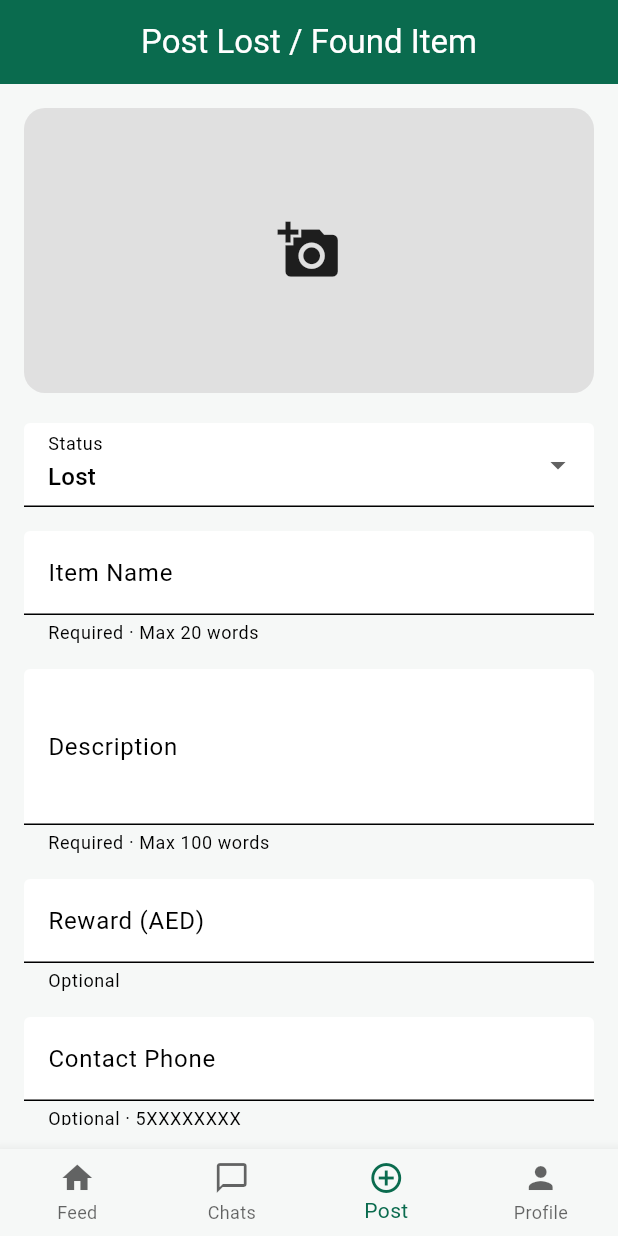
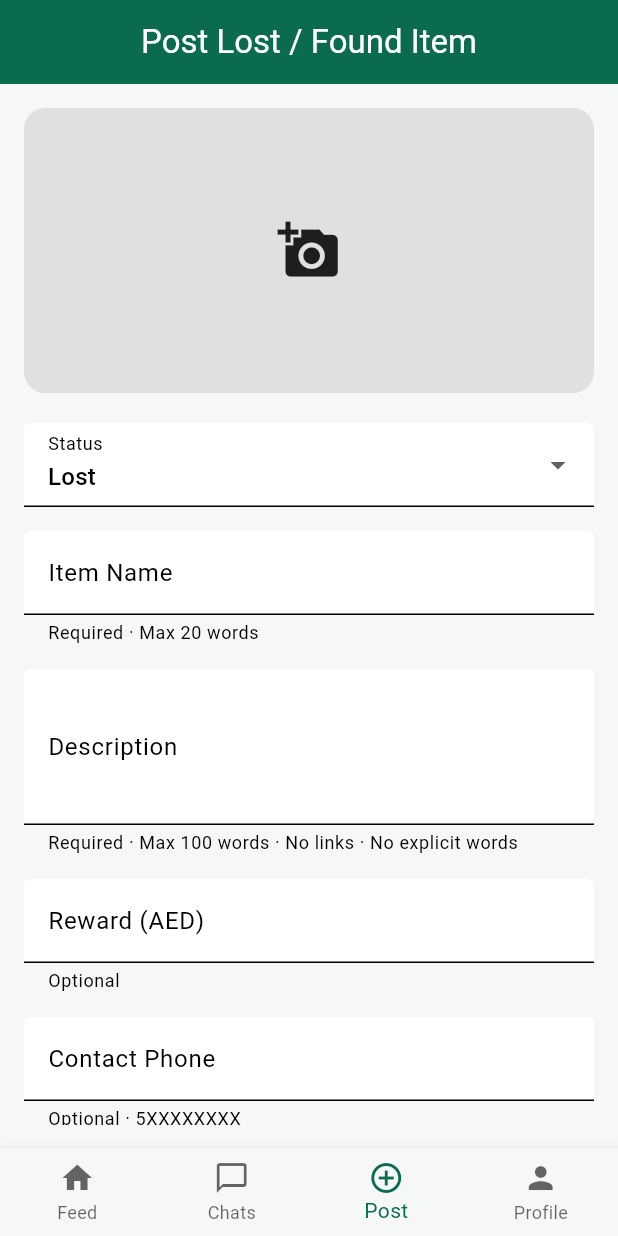
Before and after one commit to gxeso/LostUae, a Flutter app: the HomeScreen screen opened directly with empty values, item 3 of the bottom bar chosen, on a phone screen of 412 x 824 dp. Run offline on Flutter 3.47's test engine with Material 3 defaults, Android fonts, the phone set to English and light mode, and no system bars; our stand-ins replace cloud_firestore, firebase_auth, firebase_core, firebase_storage, geocoding, google_maps_flutter and 2 more; missing offline and left inert: profanity_filter; accounts and stored records are empty.

Commit message:
added the filter for curse words

```diff
--- a/lib/screens/post_item_screen.dart
+++ b/lib/screens/post_item_screen.dart
@@ -8,6 +8,8 @@ import 'package:image_picker/image_picker.dart';
 import 'package:firebase_auth/firebase_auth.dart';
 import 'package:cloud_firestore/cloud_firestore.dart';
 import 'package:firebase_storage/firebase_storage.dart';
+import 'package:profanity_filter/profanity_filter.dart';
+
 import 'map_picker_screen.dart';
 
 class PostItemScreen extends StatefulWidget {
@@ -32,6 +34,9 @@ class _PostItemScreenState extends State<PostItemScreen> {
   final phoneController = TextEditingController();
   final rewardController = TextEditingController();
 
+  // ✅ profanity library
+  final ProfanityFilter _profanityFilter = ProfanityFilter();
+
   File? selectedImage;
 
   double? latitude;
@@ -45,6 +50,9 @@ class _PostItemScreenState extends State<PostItemScreen> {
   // 🔐 VERIFICATION
   String verificationStatus = 'none';
   bool verificationLoaded = false;
+
+  // 🚫 VALIDATION (Description)
+  String? _descriptionError;
 
   final List<String> emirates = const [
     'Dubai',
@@ -60,6 +68,67 @@ class _PostItemScreenState extends State<PostItemScreen> {
 
   int _countWords(String text) =>
       text.trim().isEmpty ? 0 : text.trim().split(RegExp(r'\s+')).length;
+
+  // ✅ Link detection (safe)
+  bool _containsLink(String text) {
+    final lower = text.toLowerCase();
+
+    if (lower.contains('http://') ||
+        lower.contains('https://') ||
+        lower.contains('www.')) {
+      return true;
+    }
+
+    final domainRegex = RegExp(r'\b[a-z0-9-]+\.[a-z]{2,}\b');
+    return domainRegex.hasMatch(lower);
+  }
+
+  // ✅ Custom drug words (since this package version doesn't support addWords)
+  static const List<String> _drugWords = [
+    'coke',
+    'cocaine',
+    'heroin',
+    'weed',
+    'marijuana',
+    'hash',
+    'meth',
+    'mdma',
+    'ecstasy',
+    'lsd',
+  ];
+
+  bool _containsDrugWord(String text) {
+    final lower = text.toLowerCase();
+    for (final w in _drugWords) {
+      final re =
+          RegExp(r'\b' + RegExp.escape(w) + r'\b', caseSensitive: false);
+      if (re.hasMatch(lower)) return true;
+    }
+    return false;
+  }
+
+  bool _containsExplicitContent(String text) {
+    return _profanityFilter.hasProfanity(text) || _containsDrugWord(text);
+  }
+
+  // Live validator
+  void _validateDescription(String value) {
+    final v = value.trim();
+
+    String? err;
+    if (v.isEmpty) {
+      err = null; // required handled by validator
+    } else if (_containsLink(v)) {
+      err = 'Links are not allowed in the description.';
+    } else if (_containsExplicitContent(v)) {
+      err = 'No explicit or inappropriate words are allowed.';
+    } else {
+      err = null;
+    }
+
+    if (!mounted) return;
+    setState(() => _descriptionError = err);
+  }
 
   @override
   void initState() {
@@ -160,6 +229,12 @@ class _PostItemScreenState extends State<PostItemScreen> {
     }
 
     if (isLoading) return;
+
+    // Final content checks (blocks posting + shows red message)
+    final desc = descriptionController.text.trim();
+    _validateDescription(desc);
+    if (_descriptionError != null) return;
+
     if (!_formKey.currentState!.validate()) return;
 
     if (pickedAddress == null || latitude == null || longitude == null) {
@@ -324,16 +399,25 @@ class _PostItemScreenState extends State<PostItemScreen> {
             TextFormField(
               controller: descriptionController,
               maxLines: 3,
-              decoration: const InputDecoration(
+              decoration: InputDecoration(
                 labelText: 'Description',
-                helperText: 'Required · Max 100 words',
+                helperText:
+                    'Required · Max 100 words · No links · No explicit words',
+                errorText: _descriptionError,
               ),
+              onChanged: _validateDescription,
               validator: (v) {
                 if (v == null || v.trim().isEmpty) {
                   return 'Description is required';
                 }
                 if (_countWords(v) > 100) {
                   return 'Maximum 100 words allowed';
+                }
+                if (_containsLink(v)) {
+                  return 'Links are not allowed in the description.';
+                }
+                if (_containsExplicitContent(v)) {
+                  return 'No explicit or inappropriate words are allowed.';
                 }
                 return null;
               },
@@ -371,7 +455,6 @@ class _PostItemScreenState extends State<PostItemScreen> {
 
             const SizedBox(height: 20),
 
-            // 📍 LOCATION PICKER (RESTORED)
             ListTile(
               leading: const Icon(Icons.location_on_outlined),
               title: const Text('Pick exact location'),
@@ -416,8 +499,7 @@ class _PostItemScreenState extends State<PostItemScreen> {
                 prefixIcon: Icon(Icons.map),
               ),
               controller: TextEditingController(
-                text:
-                    selectedEmirate ?? 'Select location to detect emirate',
+                text: selectedEmirate ?? 'Select location to detect emirate',
               ),
             ),
 
```
Also changed, not shown: pubspec.yaml (+3 -71 lines), pubspec.lock, 1 other file.
